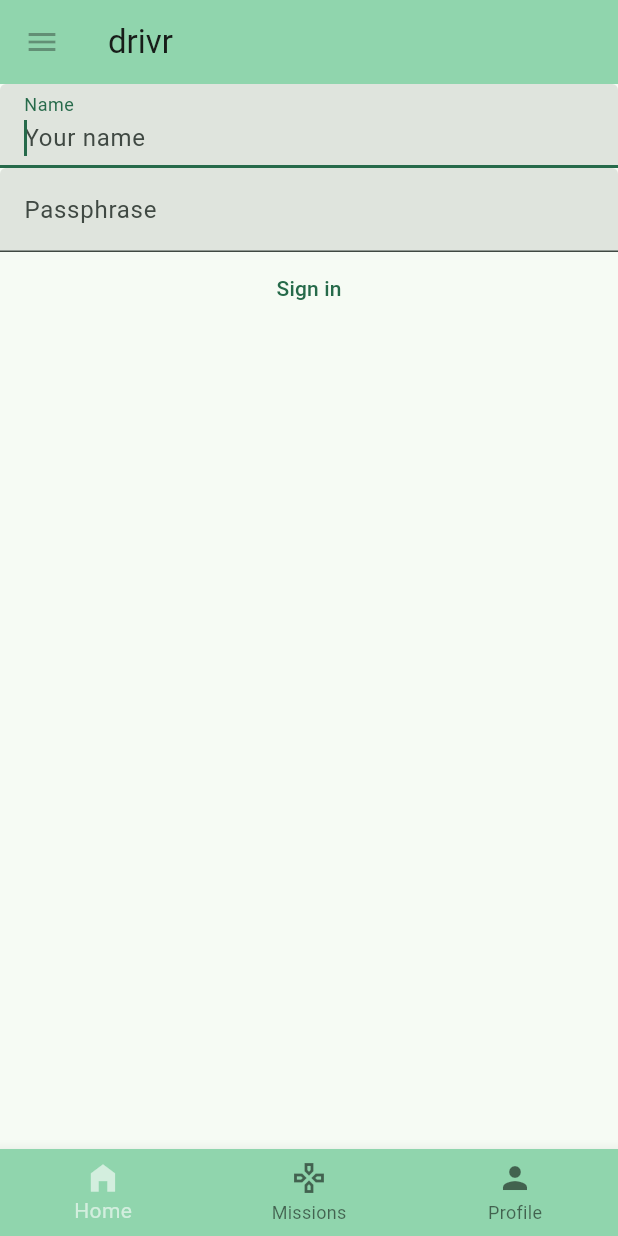
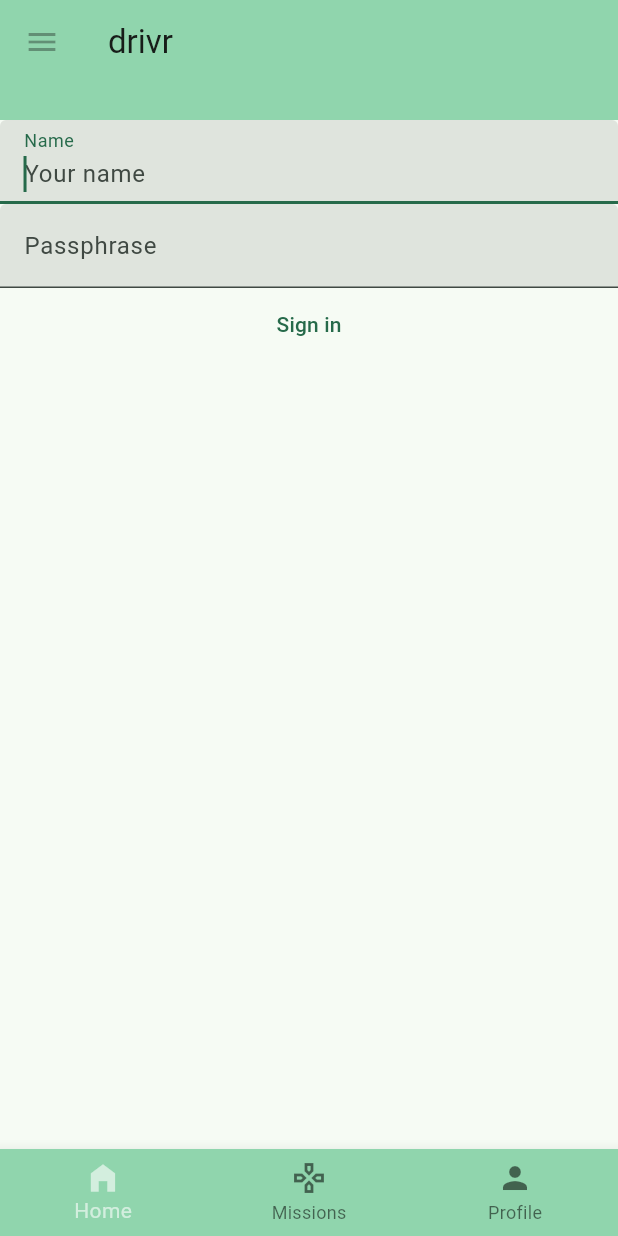
Before and after one commit to bjorkroth/drivr, a Flutter app: the screen it shows after launch, after a tap on "Sign in", on a phone screen of 412 x 824 dp. Run offline on Flutter 3.47's test engine with Material 2 defaults, Android fonts, the phone set to English and light mode, and no system bars; our stand-ins replace go_router.

Commit message:
moved widgets to folder go_router for path navigation

```diff
--- a/lib/main.dart
+++ b/lib/main.dart
@@ -1,18 +1,49 @@
+import 'package:drivr/widgets/login.dart';
+import 'package:drivr/widgets/missions.dart';
 import 'package:flutter/material.dart';
+import 'package:go_router/go_router.dart';
 import 'package:provider/provider.dart';
-import 'missions.dart';
+import 'widgets/home.dart';
 import 'models/profile_model.dart';
-import 'profile.dart';
-import 'login.dart';
+import 'widgets/profile.dart';
 
 void main() {
-  runApp(
-    ChangeNotifierProvider(
+  runApp(ChangeNotifierProvider(
     create: (context) => ProfileModel(),
     child: const MyApp(),
-    )
-  );
+  ));
 }
+
+final GoRouter _goRouter = GoRouter(routes: <RouteBase>[
+  GoRoute(
+    path: '/',
+    builder: (BuildContext context, GoRouterState state) {
+      return const MyHomePage(title: 'drivr');
+    },
+  ),
+  GoRoute(
+    path: '/profile',
+    builder: (BuildContext context, GoRouterState state) {
+      return const Profile();
+    },
+  ),
+  GoRoute(
+    path: '/missions',
+    builder: (BuildContext context, GoRouterState state) {
+      return const Missions();
+    },
+  ),
+  GoRoute(
+      path: '/login',
+      builder: (BuildContext context, GoRouterState state) {
+        return const Login();
+      }),
+  GoRoute(
+      path: '/home',
+      builder: (BuildContext context, GoRouterState state) {
+        return const MyHomePage(title: 'drivr');
+      })
+]);
 
 class MyApp extends StatelessWidget {
   const MyApp({super.key});
@@ -20,80 +51,15 @@ class MyApp extends StatelessWidget {
   // This widget is the root of your application.
   @override
   Widget build(BuildContext context) {
-    return MaterialApp(
+    return
+      MaterialApp.router(
       title: 'drivr',
       theme: ThemeData(
         colorScheme: ColorScheme.fromSeed(seedColor: Colors.greenAccent),
         useMaterial3: true,
       ),
-        home: const MyHomePage(title: 'drivr'),
+      debugShowCheckedModeBanner: false,
+      routerConfig: _goRouter,
     );
   }
 }
-
-class MyHomePage extends StatefulWidget {
-  const MyHomePage({super.key, required this.title});
-
-  // This widget is the home page of your application. It is stateful, meaning
-  // that it has a State object (defined below) that contains fields that affect
-  // how it looks.
-
-  // This class is the configuration for the state. It holds the values (in this
-  // case the title) provided by the parent (in this case the App widget) and
-  // used by the build method of the State. Fields in a Widget subclass are
-  // always marked "final".
-
-  final String title;
-
-  @override
-  State<MyHomePage> createState() => _MyHomePageState();
-}
-
-class _MyHomePageState extends State<MyHomePage> {
-  int _selectedIndex = 0;
-
-  static const List<Widget> pages = <Widget>[
-    Login(),
-    //Counter(title: "drivr"),
-    Missions(),
-    Profile(),
-  ];
-
-
-  void _onItemTapped(int index){
-    setState(() {
-      _selectedIndex = index;
-    });
-  }
-
-  @override
-  Widget build(BuildContext context) {
-    return Scaffold(
-      appBar: AppBar(
-        leading: const IconButton(
-          icon: Icon(Icons.menu),
-          tooltip: 'Navigation menu',
-          onPressed: null,
-        ),
-        backgroundColor: Theme.of(context).colorScheme.inversePrimary,
-        title: Text(widget.title),
-      ),
-      body: Center(
-        child: Expanded(
-          child: pages.elementAt(_selectedIndex)
-          ),
-        ),
-      bottomNavigationBar: BottomNavigationBar(
-        backgroundColor: Theme.of(context).colorScheme.inversePrimary,
-        selectedItemColor: Colors.white60,
-        currentIndex: _selectedIndex,
-        onTap: _onItemTapped,
-        items: const<BottomNavigationBarItem>[
-          BottomNavigationBarItem(icon: Icon(Icons.home_filled), label: 'Home'),
-          BottomNavigationBarItem(icon: Icon(Icons.games_outlined), label: 'Missions'),
-          BottomNavigationBarItem(icon: Icon(Icons.person), label: 'Profile'),
-        ]
-      ), // This trailing comma makes auto-formatting nicer for build methods.
-    );
-  }
-}
--- /dev/null
+++ b/lib/widgets/drivr_app_bar.dart
@@ -0,0 +1,25 @@
+import 'package:flutter/material.dart';
+
+class DrivrAppBar extends PreferredSize{
+  const DrivrAppBar({super.key, required super.child, required super.preferredSize});
+
+  @override
+  Size get preferredSize => const Size.fromHeight(80.0);
+
+  @override
+  Widget build(BuildContext context) {
+    return Stack(
+      children: <Widget>[
+        AppBar(
+          leading: const IconButton(
+            icon: Icon(Icons.menu),
+            tooltip: 'Navigation menu',
+            onPressed: null,
+          ),
+          backgroundColor: Theme.of(context).colorScheme.inversePrimary,
+          title: Text('drivr'),
+        )
+      ],
+    );
+  }
+}
--- /dev/null
+++ b/lib/widgets/drivr_bottom_bar.dart
@@ -0,0 +1,38 @@
+import 'package:flutter/material.dart';
+import 'package:go_router/go_router.dart';
+
+class DrivrBottomBar extends StatelessWidget{
+  const DrivrBottomBar({super.key});
+
+  final int _selectedIndex = 0;
+
+  @override
+  Widget build(BuildContext context) {
+    final List<String> pageUrls = [
+      '/home',
+      '/missions',
+      '/profile'
+    ];
+
+    void onItemTapped(int index){
+      context.go(pageUrls[index]);
+    }
+
+    return Stack(
+      children: <Widget>[
+        BottomNavigationBar(
+            backgroundColor: Theme.of(context).colorScheme.inversePrimary,
+            selectedItemColor: Colors.white60,
+            currentIndex: _selectedIndex,
+            onTap: onItemTapped,
+            items: const<BottomNavigationBarItem>[
+              BottomNavigationBarItem(icon: Icon(Icons.home_filled), label: 'Home'),
+              BottomNavigationBarItem(icon: Icon(Icons.games_outlined), label: 'Missions'),
+              BottomNavigationBarItem(icon: Icon(Icons.person), label: 'Profile'),
+            ]
+        ),
+      ],
+    );
+  }
+
+}
--- /dev/null
+++ b/lib/widgets/home.dart
@@ -0,0 +1,35 @@
+import 'package:drivr/widgets/drivr_app_bar.dart';
+import 'package:drivr/widgets/drivr_bottom_bar.dart';
+import 'package:flutter/material.dart';
+import 'login.dart';
+
+class MyHomePage extends StatefulWidget {
+  const MyHomePage({super.key, required this.title});
+
+  // This widget is the home page of your application. It is stateful, meaning
+  // that it has a State object (defined below) that contains fields that affect
+  // how it looks.
+
+  // This class is the configuration for the state. It holds the values (in this
+  // case the title) provided by the parent (in this case the App widget) and
+  // used by the build method of the State. Fields in a Widget subclass are
+  // always marked "final".
+
+  final String title;
+
+  @override
+  State<MyHomePage> createState() => _MyHomePageState();
+}
+
+class _MyHomePageState extends State<MyHomePage> {
+  @override
+  Widget build(BuildContext context) {
+    return const Scaffold(
+      body: Center(
+        child: Expanded(
+            child: Login()
+        ),
+      ),
+    );
+  }
+}
--- a/lib/login.dart
+++ b/lib/widgets/login.dart
@@ -1,7 +1,10 @@
-import 'package:drivr/models/profile_model.dart';
+import 'package:go_router/go_router.dart';
 import 'package:flutter/material.dart';
 import 'package:json_annotation/json_annotation.dart';
 import 'package:provider/provider.dart';
+import '../models/profile_model.dart';
+import 'drivr_app_bar.dart';
+import 'drivr_bottom_bar.dart';
 
 @JsonSerializable()
 class FormData{
@@ -26,6 +29,7 @@ class _Login extends State<Login>{
   @override
   Widget build(BuildContext context) {
     return Scaffold(
+      appBar: DrivrAppBar(preferredSize: const Size.fromHeight(80.0), child: Container(),),
       body: Form(
         child: Scrollbar(
           child: Column(children: [
@@ -61,11 +65,14 @@ class _Login extends State<Login>{
 
               profileModel.setName(formData.name ?? "");
               profileModel.logInUser();
+
+              context.go('/profile');
             },
             child: const Text('Sign in'))
           ])
           )
-      )
+      ),
+      bottomNavigationBar: const DrivrBottomBar(),
     );
   }
 }
--- a/lib/missions.dart
+++ b/lib/widgets/missions.dart
@@ -1,12 +1,17 @@
+import 'drivr_bottom_bar.dart';
 import 'package:flutter/material.dart';
+import 'drivr_app_bar.dart';
 
 class Missions extends StatelessWidget{
   const Missions({super.key});
 
   @override
   Widget build(BuildContext context) {
-    return const Scaffold (
-        body: Center(
+    return Scaffold (
+      appBar: DrivrAppBar(
+          preferredSize: const Size.fromHeight(80.0),
+          child: Container()),
+        body: const Center(
             child: Column(
               children: [
                 Icon(
@@ -17,7 +22,8 @@ class Missions extends StatelessWidget{
                 Text('Mission tree')
               ],
             )
-        )
+        ),
+        bottomNavigationBar: const DrivrBottomBar(),
     );
   }
 }
--- a/lib/profile.dart
+++ b/lib/widgets/profile.dart
@@ -1,6 +1,8 @@
-import 'package:drivr/models/profile_model.dart';
+import '../models/profile_model.dart';
 import 'package:flutter/material.dart';
 import 'package:provider/provider.dart';
+import 'drivr_app_bar.dart';
+import 'drivr_bottom_bar.dart';
 
 class Profile extends StatelessWidget{
   const Profile({super.key});
@@ -8,6 +10,9 @@ class Profile extends StatelessWidget{
   @override
   Widget build(BuildContext context) {
     return Scaffold (
+        appBar: DrivrAppBar(
+            preferredSize: const Size.fromHeight(80.0),
+            child: Container()),
         body: Center(
           child: Column(
             children: [
@@ -21,7 +26,8 @@ class Profile extends StatelessWidget{
               const Text('Profile description')
             ],
           )
-        )
+        ),
+      bottomNavigationBar: const DrivrBottomBar(),
     );
   }
 }
--- a/pubspec.yaml
+++ b/pubspec.yaml
@@ -37,6 +37,7 @@ dependencies:
   cupertino_icons: ^1.0.2
   provider: ^6.0.5
   json_annotation: ^4.8.1
+  go_router: ^10.0.0
 
 dev_dependencies:
   flutter_test:
```
Also changed, not shown: lib/widgets/counter.dart (renamed from lib/counter.dart), pubspec.lock. Lines whose indentation alone changed are shown as unchanged.
